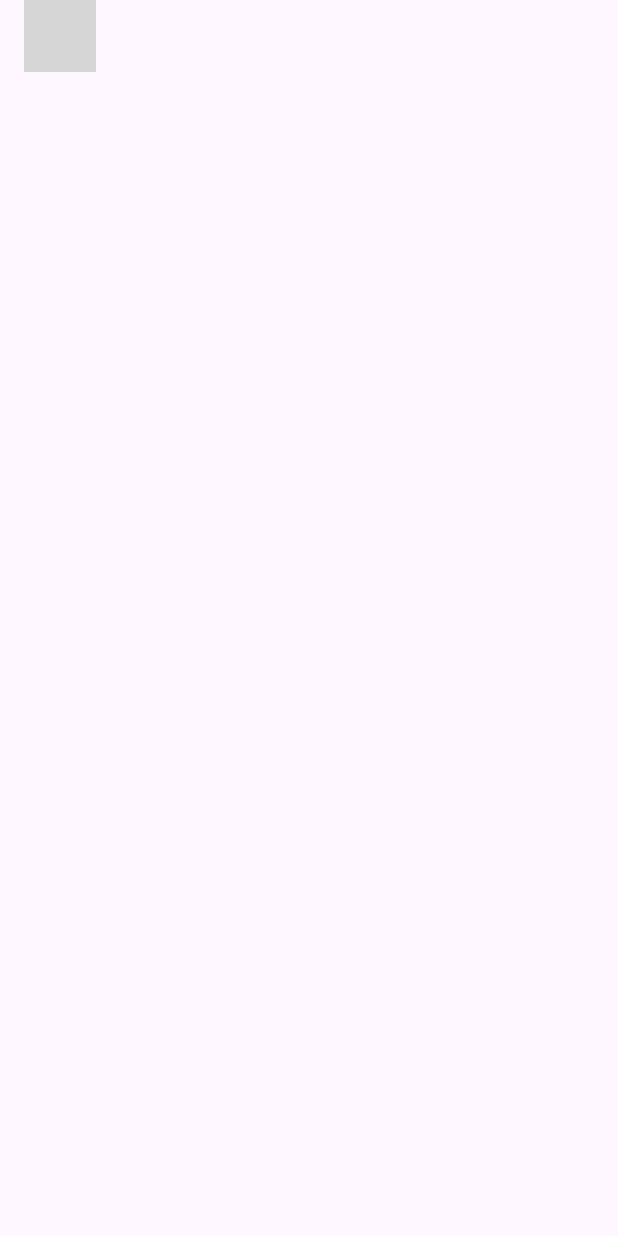
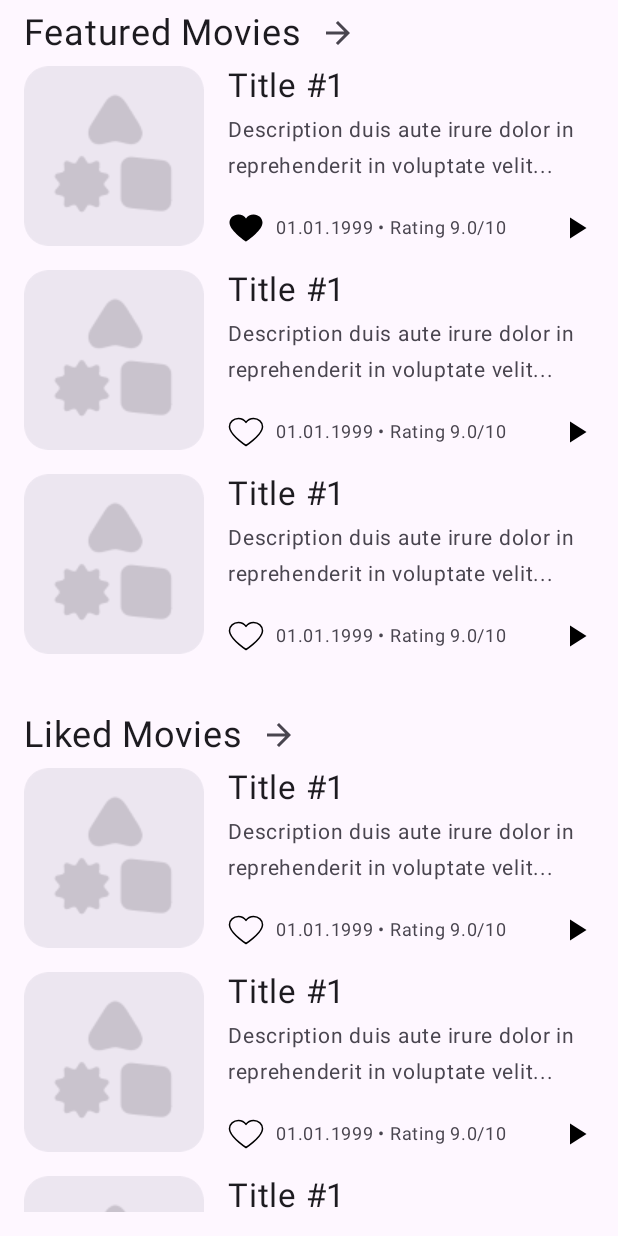
Before and after one commit to DarkSil/TheMovieDatabase, an Android app built with Jetpack Compose: the screen it shows after launch (MainActivity), after a tap on "Hide", on a phone screen of 412 x 824 dp. Run offline under Robolectric (Android 15) with nearby library versions, the phone set to English and light mode, and no system bars; pictures from the network do not load; 2 other taps on this screen came first; grey boxes are pictures that could not be loaded.

Commit message:
Categories sections added

```diff
--- a/app/src/main/AndroidManifest.xml
+++ b/app/src/main/AndroidManifest.xml
@@ -1,6 +1,8 @@
 <?xml version="1.0" encoding="utf-8"?>
 <manifest xmlns:android="http://schemas.android.com/apk/res/android"
     xmlns:tools="http://schemas.android.com/tools">
+
+    <uses-permission android:name="android.permission.INTERNET"/>
 
     <application
         android:allowBackup="true"
--- /dev/null
+++ b/app/src/main/java/com/gliskstudio/themoviedatabaseta/model/CategoryType.kt
@@ -0,0 +1,23 @@
+package com.gliskstudio.themoviedatabaseta.model
+
+import com.gliskstudio.themoviedatabaseta.R
+
+sealed class CategoryType(
+    open val isLimited: Boolean,
+    val categoryTitleId: Int
+) {
+
+    data class Featured(override val isLimited: Boolean = false) : CategoryType(
+        isLimited,
+        R.string.featured_movies
+    )
+    data class Liked(override val isLimited: Boolean = false) : CategoryType(
+        isLimited,
+        R.string.liked_movies
+    )
+    data class Downloaded(override val isLimited: Boolean = false) : CategoryType(
+        isLimited,
+        R.string.downloaded_movies
+    )
+
+}
--- /dev/null
+++ b/app/src/main/java/com/gliskstudio/themoviedatabaseta/model/MovieItem.kt
@@ -0,0 +1,12 @@
+package com.gliskstudio.themoviedatabaseta.model
+
+data class MovieItem(
+    val id: Int,
+    val movieTitle: String,
+    val description: String,
+    val imageUrl: String,
+    val rating: String,
+    val releaseDate: String,
+    var isLiked: Boolean = false, // TODO
+    var isDownloaded: Boolean = false // TODO
+)
--- a/app/src/main/java/com/gliskstudio/themoviedatabaseta/ui/theme/Color.kt
+++ b/app/src/main/java/com/gliskstudio/themoviedatabaseta/ui/theme/Color.kt
@@ -3,6 +3,7 @@
 import androidx.compose.ui.graphics.Color
 
 val White = Color(0xFFFFFFFF)
+val White20 = Color(0x33FFFFFF)
 val Black = Color(0xFF000000)
 
 val Primary = Color(0xFF6750A4)
--- /dev/null
+++ b/app/src/main/java/com/gliskstudio/themoviedatabaseta/utils/Utils.kt
@@ -0,0 +1,26 @@
+package com.gliskstudio.themoviedatabaseta.utils
+
+import com.gliskstudio.themoviedatabaseta.model.MovieItem
+
+object Utils {
+
+    fun mockMovieItem() : MovieItem {
+        return MovieItem(
+            0,
+            "Title #1",
+            "Description duis aute irure dolor in reprehenderit in voluptate velit...",
+            "https://media.themoviedb.org/t/p/w220_and_h330_face/crDALXiyHVZg2xIIErMaBmTC3e3.jpg",
+            "9.0/10",
+            "01.01.1999"
+        )
+    }
+
+    fun mockMovieList() : ArrayList<MovieItem> {
+        return arrayListOf(
+            mockMovieItem(),
+            mockMovieItem(),
+            mockMovieItem()
+        )
+    }
+
+}
--- /dev/null
+++ b/app/src/main/java/com/gliskstudio/themoviedatabaseta/view/PlayPauseImage.kt
@@ -0,0 +1,55 @@
+package com.gliskstudio.themoviedatabaseta.view
+
+import androidx.compose.foundation.Image
+import androidx.compose.foundation.clickable
+import androidx.compose.foundation.layout.size
+import androidx.compose.runtime.Composable
+import androidx.compose.runtime.getValue
+import androidx.compose.runtime.mutableStateOf
+import androidx.compose.runtime.saveable.rememberSaveable
+import androidx.compose.runtime.setValue
+import androidx.compose.ui.Modifier
+import androidx.compose.ui.graphics.ColorFilter
+import androidx.compose.ui.res.painterResource
+import androidx.compose.ui.res.stringResource
+import androidx.compose.ui.tooling.preview.Preview
+import androidx.compose.ui.unit.dp
+import com.gliskstudio.themoviedatabaseta.R
+import com.gliskstudio.themoviedatabaseta.model.MovieItem
+import com.gliskstudio.themoviedatabaseta.ui.theme.Black
+import com.gliskstudio.themoviedatabaseta.utils.Utils
+
+@Composable
+fun PlayPauseImage(item: MovieItem) {
+
+    var isPlaying by rememberSaveable { mutableStateOf(false) }
+
+    Image(
+        painter = painterResource(
+            if (isPlaying) {
+                R.drawable.ic_pause
+            } else {
+                R.drawable.ic_play
+            }
+        ),
+        contentDescription = if (isPlaying) {
+            stringResource(R.string.pause_button)
+        } else {
+            stringResource(R.string.play_button)
+        },
+        colorFilter = ColorFilter.tint(Black),
+        modifier = Modifier
+            .size(24.dp)
+            .clickable {
+                // TODO Play/Pause via viewmodel
+                isPlaying = !isPlaying
+            }
+    )
+
+}
+
+@Preview
+@Composable
+private fun Preview() {
+    PlayPauseImage(Utils.mockMovieItem())
+}
--- /dev/null
+++ b/app/src/main/java/com/gliskstudio/themoviedatabaseta/view/SaveImage.kt
@@ -0,0 +1,69 @@
+package com.gliskstudio.themoviedatabaseta.view
+
+import androidx.compose.foundation.Image
+import androidx.compose.foundation.background
+import androidx.compose.foundation.border
+import androidx.compose.foundation.clickable
+import androidx.compose.foundation.layout.padding
+import androidx.compose.foundation.layout.size
+import androidx.compose.foundation.shape.RoundedCornerShape
+import androidx.compose.runtime.Composable
+import androidx.compose.runtime.getValue
+import androidx.compose.runtime.mutableStateOf
+import androidx.compose.runtime.saveable.rememberSaveable
+import androidx.compose.runtime.setValue
+import androidx.compose.ui.Modifier
+import androidx.compose.ui.draw.clip
+import androidx.compose.ui.graphics.BlendMode
+import androidx.compose.ui.graphics.ColorFilter
+import androidx.compose.ui.res.painterResource
+import androidx.compose.ui.res.stringResource
+import androidx.compose.ui.tooling.preview.Preview
+import androidx.compose.ui.unit.dp
+import com.gliskstudio.themoviedatabaseta.R
+import com.gliskstudio.themoviedatabaseta.ui.theme.Black
+import com.gliskstudio.themoviedatabaseta.ui.theme.White
+import com.gliskstudio.themoviedatabaseta.ui.theme.White20
+
+@Composable
+fun SaveImage(
+    id: Int,
+    modifier: Modifier = Modifier,
+    contrastRequired: Boolean = false
+) {
+    val contrastModifier = if(contrastRequired) {
+        Modifier
+            .clip(RoundedCornerShape(6.dp))
+            .background(White20)
+            .border(0.5.dp, White, RoundedCornerShape(6.dp))
+            .padding(4.dp)
+    } else {
+        Modifier
+    }
+
+    var isSaved by rememberSaveable { mutableStateOf(false) } // TODO Get from viewmodel
+
+    Image(
+        painter = painterResource(
+            if (isSaved)
+                R.drawable.ic_save_enabled
+            else
+                R.drawable.ic_save_disabled
+        ),
+        contentDescription = stringResource(R.string.save),
+        colorFilter = ColorFilter.tint(Black, BlendMode.SrcIn),
+        modifier = Modifier
+            .clickable {
+                isSaved = !isSaved
+                // TODO Save with id
+            }
+            .then(contrastModifier)
+            .then(modifier)
+    )
+}
+
+@Preview
+@Composable
+private fun Preview() {
+    SaveImage(1, Modifier.size(24.dp), true)
+}
--- /dev/null
+++ b/app/src/main/java/com/gliskstudio/themoviedatabaseta/view/category/CategoryScreen.kt
@@ -0,0 +1,18 @@
+package com.gliskstudio.themoviedatabaseta.view.category
+
+import androidx.compose.material3.Scaffold
+import androidx.compose.runtime.Composable
+import androidx.compose.ui.tooling.preview.Preview
+
+@Composable
+fun CategoryScreen() {
+
+}
+
+@Preview
+@Composable
+private fun Preview() {
+    Scaffold { paddingValues ->
+        CategoryScreen()
+    }
+}
--- /dev/null
+++ b/app/src/main/java/com/gliskstudio/themoviedatabaseta/view/category/section/CategoryList.kt
@@ -0,0 +1,43 @@
+package com.gliskstudio.themoviedatabaseta.view.category.section
+
+import androidx.compose.foundation.layout.fillMaxSize
+import androidx.compose.foundation.layout.fillMaxWidth
+import androidx.compose.foundation.lazy.LazyColumn
+import androidx.compose.foundation.lazy.items
+import androidx.compose.material3.Scaffold
+import androidx.compose.runtime.Composable
+import androidx.compose.ui.Modifier
+import androidx.compose.ui.tooling.preview.Preview
+import com.gliskstudio.themoviedatabaseta.model.MovieItem
+import com.gliskstudio.themoviedatabaseta.utils.Utils
+import com.gliskstudio.themoviedatabaseta.view.category.section.item.CategoryItem
+
+@Composable
+fun CategoryList(
+    list: ArrayList<MovieItem>,
+    isLimited: Boolean,
+    onItemClick: (id: Int) -> Unit
+) {
+    LazyColumn (
+        modifier = if (isLimited) {
+            Modifier.fillMaxWidth()
+        } else {
+            Modifier.fillMaxSize()
+        }
+    ) {
+        items(list) {
+            CategoryItem(it, onItemClick)
+        }
+    }
+}
+
+@Preview (apiLevel = 34)
+@Composable
+private fun Preview() {
+    Scaffold { padding ->
+        CategoryList(
+            Utils.mockMovieList(),
+            true
+        ) { }
+    }
+}
--- /dev/null
+++ b/app/src/main/java/com/gliskstudio/themoviedatabaseta/view/category/section/CategorySection.kt
@@ -0,0 +1,40 @@
+package com.gliskstudio.themoviedatabaseta.view.category.section
+
+import androidx.compose.foundation.layout.Column
+import androidx.compose.foundation.layout.fillMaxWidth
+import androidx.compose.foundation.layout.padding
+import androidx.compose.material3.Scaffold
+import androidx.compose.runtime.Composable
+import androidx.compose.ui.Modifier
+import androidx.compose.ui.tooling.preview.Preview
+import androidx.compose.ui.unit.dp
+import com.gliskstudio.themoviedatabaseta.model.CategoryType
+import com.gliskstudio.themoviedatabaseta.utils.Utils
+
+@Composable
+fun CategorySection(
+    categoryType: CategoryType,
+    onCategoryClick: (categoryType: CategoryType) -> Unit,
+    onItemClick: (id: Int) -> Unit
+) {
+    Column(
+        modifier = Modifier
+            .fillMaxWidth()
+            .padding(0.dp, 0.dp, 0.dp, 16.dp)
+    ) {
+        CategoryTitle(
+            categoryType,
+            onCategoryClick
+        )
+        // TODO Get the list
+        CategoryList(Utils.mockMovieList(), categoryType.isLimited, onItemClick)
+    }
+}
+
+@Preview (apiLevel = 34)
+@Composable
+private fun Preview() {
+    Scaffold { padding ->
+        CategorySection(CategoryType.Featured(true), {}, {})
+    }
+}
--- /dev/null
+++ b/app/src/main/java/com/gliskstudio/themoviedatabaseta/view/category/section/CategoryTitle.kt
@@ -0,0 +1,66 @@
+package com.gliskstudio.themoviedatabaseta.view.category.section
+
+import androidx.compose.foundation.Image
+import androidx.compose.foundation.clickable
+import androidx.compose.foundation.layout.Arrangement
+import androidx.compose.foundation.layout.Box
+import androidx.compose.foundation.layout.Row
+import androidx.compose.foundation.layout.fillMaxWidth
+import androidx.compose.foundation.layout.padding
+import androidx.compose.foundation.layout.size
+import androidx.compose.material3.Text
+import androidx.compose.runtime.Composable
+import androidx.compose.ui.Alignment
+import androidx.compose.ui.Modifier
+import androidx.compose.ui.graphics.ColorFilter
+import androidx.compose.ui.layout.ContentScale
+import androidx.compose.ui.res.painterResource
+import androidx.compose.ui.res.stringResource
+import androidx.compose.ui.tooling.preview.Preview
+import androidx.compose.ui.unit.dp
+import androidx.compose.ui.unit.sp
+import com.gliskstudio.themoviedatabaseta.R
+import com.gliskstudio.themoviedatabaseta.model.CategoryType
+import com.gliskstudio.themoviedatabaseta.ui.theme.OnSurfaceVariant
+
+@Composable
+fun CategoryTitle(
+    categoryType: CategoryType,
+    onCategoryClick: (categoryType: CategoryType) -> Unit
+) {
+    Row(
+        verticalAlignment = Alignment.CenterVertically,
+        horizontalArrangement = Arrangement.spacedBy(12.dp),
+        modifier = Modifier
+            .fillMaxWidth()
+            .padding(0.dp, 8.dp)
+            .clickable {
+                onCategoryClick(categoryType)
+            }
+    ) {
+        Text(
+            text = stringResource(categoryType.categoryTitleId),
+            fontSize = 24.sp
+        )
+        Box(
+            contentAlignment = Alignment.CenterStart,
+            modifier = Modifier
+                .weight(1f)
+        ) {
+            Image(
+                painter = painterResource(R.drawable.ic_forward),
+                contentDescription = stringResource(R.string.icon_forward),
+                contentScale = ContentScale.Fit,
+                colorFilter = ColorFilter.tint(OnSurfaceVariant),
+                modifier = Modifier
+                    .size(24.dp)
+            )
+        }
+    }
+}
+
+@Preview
+@Composable
+private fun Preview() {
+    CategoryTitle(CategoryType.Featured()) {}
+}
--- /dev/null
+++ b/app/src/main/java/com/gliskstudio/themoviedatabaseta/view/category/section/item/CategoryItem.kt
@@ -0,0 +1,128 @@
+package com.gliskstudio.themoviedatabaseta.view.category.section.item
+
+import androidx.compose.foundation.clickable
+import androidx.compose.foundation.layout.Arrangement
+import androidx.compose.foundation.layout.Box
+import androidx.compose.foundation.layout.Column
+import androidx.compose.foundation.layout.Row
+import androidx.compose.foundation.layout.fillMaxWidth
+import androidx.compose.foundation.layout.height
+import androidx.compose.foundation.layout.padding
+import androidx.compose.foundation.layout.size
+import androidx.compose.foundation.shape.RoundedCornerShape
+import androidx.compose.material3.Text
+import androidx.compose.runtime.Composable
+import androidx.compose.ui.Alignment
+import androidx.compose.ui.Modifier
+import androidx.compose.ui.draw.clip
+import androidx.compose.ui.layout.ContentScale
+import androidx.compose.ui.platform.LocalContext
+import androidx.compose.ui.res.stringResource
+import androidx.compose.ui.text.style.TextOverflow
+import androidx.compose.ui.tooling.preview.Preview
+import androidx.compose.ui.unit.dp
+import androidx.compose.ui.unit.sp
+import coil3.compose.AsyncImage
+import coil3.request.ImageRequest
+import coil3.request.crossfade
+import coil3.request.error
+import coil3.request.placeholder
+import com.gliskstudio.themoviedatabaseta.R
+import com.gliskstudio.themoviedatabaseta.model.MovieItem
+import com.gliskstudio.themoviedatabaseta.ui.theme.OnSurfaceVariant
+import com.gliskstudio.themoviedatabaseta.utils.Utils
+import com.gliskstudio.themoviedatabaseta.view.PlayPauseImage
+import com.gliskstudio.themoviedatabaseta.view.SaveImage
+
+@Composable
+fun CategoryItem(
+    item: MovieItem,
+    onItemClick: (id: Int) -> Unit
+) {
+    Row(
+        modifier = Modifier
+            .fillMaxWidth()
+            .padding(0.dp, 0.dp, 0.dp, 16.dp)
+            .clickable {
+                onItemClick(item.id)
+            },
+        horizontalArrangement = Arrangement.spacedBy(16.dp)
+    ) {
+        val context = LocalContext.current
+
+        AsyncImage(
+            model = ImageRequest.Builder(context)
+                .data(item.imageUrl)
+                .crossfade(true)
+                .placeholder(R.drawable.placeholder)
+                .error(R.drawable.placeholder)
+                .build(),
+            contentDescription = stringResource(R.string.movie_poster),
+            contentScale = ContentScale.Crop,
+            modifier = Modifier
+                .size(120.dp)
+                .clip(RoundedCornerShape(16.dp))
+        )
+
+        Column (
+            modifier = Modifier
+                .fillMaxWidth()
+                .height(120.dp)
+        ) {
+            Text(
+                text = item.movieTitle,
+                fontSize = 22.sp,
+            )
+
+            Text(
+                text = item.description,
+                fontSize = 14.sp,
+                color = OnSurfaceVariant,
+                maxLines = 2,
+                overflow = TextOverflow.Ellipsis,
+                modifier = Modifier
+                    .padding(0.dp, 4.dp)
+            )
+
+            Box(
+                contentAlignment = Alignment.BottomStart,
+                modifier = Modifier
+                    .weight(1f)
+                    .fillMaxWidth()
+            ) {
+                Row(
+                    horizontalArrangement = Arrangement.spacedBy(8.dp),
+                    verticalAlignment = Alignment.CenterVertically,
+                    modifier = Modifier
+                        .fillMaxWidth()
+                ) {
+                    SaveImage(
+                        id = item.id,
+                        modifier = Modifier.size(24.dp),
+                    )
+
+                    Text(
+                        text = stringResource(
+                            R.string.date_and_rating,
+                            item.releaseDate,
+                            item.rating
+                        ),
+                        fontSize = 12.sp,
+                        color = OnSurfaceVariant,
+                        maxLines = 1,
+                        overflow = TextOverflow.Ellipsis,
+                        modifier = Modifier.weight(1f)
+                    )
+
+                    PlayPauseImage(item)
+                }
+            }
+        }
+    }
+}
+
+@Preview (apiLevel = 34)
+@Composable
+private fun Preview() {
+    CategoryItem(Utils.mockMovieItem()) {}
+}
--- a/app/src/main/java/com/gliskstudio/themoviedatabaseta/view/main/MainScreen.kt
+++ b/app/src/main/java/com/gliskstudio/themoviedatabaseta/view/main/MainScreen.kt
@@ -1,21 +1,17 @@
 package com.gliskstudio.themoviedatabaseta.view.main
 
-import androidx.compose.animation.AnimatedVisibility
-import androidx.compose.animation.core.tween
-import androidx.compose.animation.expandVertically
-import androidx.compose.animation.shrinkVertically
 import androidx.compose.foundation.layout.Column
 import androidx.compose.foundation.layout.fillMaxSize
 import androidx.compose.foundation.layout.padding
 import androidx.compose.material3.Scaffold
 import androidx.compose.runtime.Composable
-import androidx.compose.runtime.getValue
 import androidx.compose.runtime.mutableStateOf
 import androidx.compose.runtime.saveable.rememberSaveable
-import androidx.compose.runtime.setValue
 import androidx.compose.ui.Modifier
 import androidx.compose.ui.tooling.preview.Preview
 import androidx.compose.ui.unit.dp
+import com.gliskstudio.themoviedatabaseta.model.CategoryType
+import com.gliskstudio.themoviedatabaseta.view.category.section.CategorySection
 import com.gliskstudio.themoviedatabaseta.view.main.purposeSection.PurposeSection
 
 object MainScreen {
@@ -31,23 +27,33 @@
     ) {
         val isPurposeVisible = rememberSaveable { mutableStateOf(true) }
 
-        AnimatedVisibility(
-            visible = isPurposeVisible,
-            enter = expandVertically(
-                tween(500)
-            ),
-            exit = shrinkVertically(
-                tween(500)
-            )
-        ) {
-            PurposeSection {
-                isPurposeVisible = false
-            }
+        val onItemClick: (id: Int) -> Unit = { id ->
+            // TODO Navigate to item
+        }
+
+        val onCategoryClick: (categoryType: CategoryType) -> Unit = { categoryType ->
+            // TODO Navigate to category
         }
 
         PurposeSection(isPurposeVisible) {
             isPurposeVisible.value = false
         }
+
+        CategorySection(
+            CategoryType.Featured(true),
+            onCategoryClick,
+            onItemClick
+        )
+        CategorySection(
+            CategoryType.Liked(true),
+            onCategoryClick,
+            onItemClick
+        )
+        CategorySection(
+            CategoryType.Downloaded(true),
+            onCategoryClick,
+            onItemClick
+        )
 
     }
 }
--- /dev/null
+++ b/app/src/main/res/drawable/ic_forward.xml
@@ -0,0 +1,9 @@
+<vector xmlns:android="http://schemas.android.com/apk/res/android"
+    android:width="24dp"
+    android:height="24dp"
+    android:viewportWidth="24"
+    android:viewportHeight="24">
+  <path
+      android:pathData="M16.175,13H4V11H16.175L10.575,5.4L12,4L20,12L12,20L10.575,18.6L16.175,13Z"
+      android:fillColor="#49454F"/>
+</vector>
--- /dev/null
+++ b/app/src/main/res/drawable/ic_pause.xml
@@ -0,0 +1,9 @@
+<vector xmlns:android="http://schemas.android.com/apk/res/android"
+    android:width="24dp"
+    android:height="24dp"
+    android:viewportWidth="24"
+    android:viewportHeight="24">
+  <path
+      android:pathData="M14,19V5H18V19H14ZM6,19V5H10V19H6Z"
+      android:fillColor="#000000"/>
+</vector>
--- /dev/null
+++ b/app/src/main/res/drawable/ic_play.xml
@@ -0,0 +1,9 @@
+<vector xmlns:android="http://schemas.android.com/apk/res/android"
+    android:width="24dp"
+    android:height="24dp"
+    android:viewportWidth="24"
+    android:viewportHeight="24">
+  <path
+      android:pathData="M8,19V5L19,12L8,19Z"
+      android:fillColor="#000000"/>
+</vector>
--- /dev/null
+++ b/app/src/main/res/drawable/ic_save_disabled.xml
@@ -0,0 +1,13 @@
+<vector xmlns:android="http://schemas.android.com/apk/res/android"
+    android:width="24dp"
+    android:height="24dp"
+    android:viewportWidth="24"
+    android:viewportHeight="24">
+  <path
+      android:strokeWidth="1"
+      android:pathData="M23,8.369C23,5.404 20.346,3 17.073,3C14.918,3 13.037,4.045 12,5.603C10.962,4.045 9.082,3 6.927,3C3.654,3 1,5.404 1,8.369C1,9.047 1.145,9.693 1.398,10.29C3.357,15.396 12,21 12,21C12,21 20.643,15.396 22.602,10.29C22.855,9.693 23,9.047 23,8.369Z"
+      android:strokeLineJoin="round"
+      android:fillColor="#00000000"
+      android:strokeColor="#000000"
+      android:strokeLineCap="round"/>
+</vector>
--- /dev/null
+++ b/app/src/main/res/drawable/ic_save_enabled.xml
@@ -0,0 +1,9 @@
+<vector xmlns:android="http://schemas.android.com/apk/res/android"
+    android:width="24dp"
+    android:height="24dp"
+    android:viewportWidth="24"
+    android:viewportHeight="24">
+  <path
+      android:pathData="M23,8.369C23,5.404 20.346,3 17.073,3C14.918,3 13.037,4.045 12,5.603C10.962,4.045 9.082,3 6.927,3C3.654,3 1,5.404 1,8.369C1,9.047 1.145,9.693 1.398,10.29C3.357,15.396 12,21 12,21C12,21 20.643,15.396 22.602,10.29C22.855,9.693 23,9.047 23,8.369Z"
+      android:fillColor="#FFFFFFFF"/>
+</vector>
--- a/app/src/main/res/values/strings.xml
+++ b/app/src/main/res/values/strings.xml
@@ -5,4 +5,13 @@
     <string name="hide">Hide</string>
     <string name="application_purpose">Application Purpose</string>
     <string name="purpose_text">The purpose of this test task is to demonstrate my skills, experience, and approach to problem-solving. It showcases how I analyze requirements, structure my work, and deliver clean, maintainable code. Thank you for the opportunity to present my capabilities.</string>
+    <string name="featured_movies">Featured Movies</string>
+    <string name="liked_movies">Liked Movies</string>
+    <string name="downloaded_movies">Downloaded Movies</string>
+    <string name="icon_forward">Icon Forward</string>
+    <string name="movie_poster">Movie poster</string>
+    <string name="save">Save</string>
+    <string name="play_button">Play button</string>
+    <string name="pause_button">Pause button</string>
+    <string name="date_and_rating">%1$s • Rating %2$s</string>
 </resources>
```
Also changed, not shown: app/src/main/res/drawable/placeholder.png (added).
